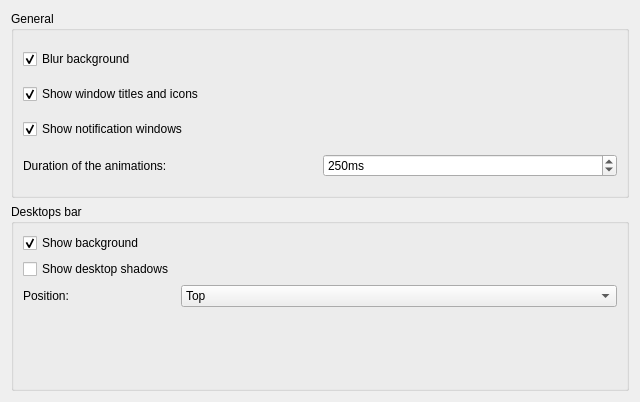
Qt form contents/ui/config.ui (tcorreabr/Parachute) before a commit.
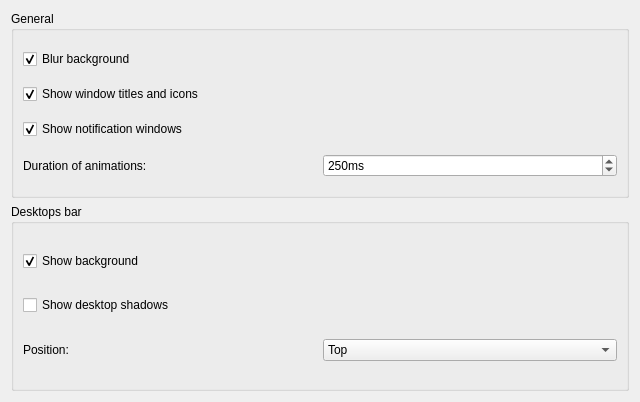
The same form after that commit.

Commit message: Fix config dialog layout

```diff
--- a/contents/ui/config.ui
+++ b/contents/ui/config.ui
@@ -50,7 +50,7 @@
       <item row="3" column="0">
        <widget class="QLabel" name="label">
         <property name="text">
-         <string>Duration of the animations:</string>
+         <string>Duration of animations:</string>
         </property>
        </widget>
       </item>
@@ -81,7 +81,7 @@
      <property name="title">
       <string>Desktops bar</string>
      </property>
-     <layout class="QFormLayout" name="formLayout">
+     <layout class="QGridLayout" name="gridLayout_4">
       <item row="0" column="0">
        <widget class="QCheckBox" name="kcfg_showDesktopsBarBackground">
         <property name="text">
```
